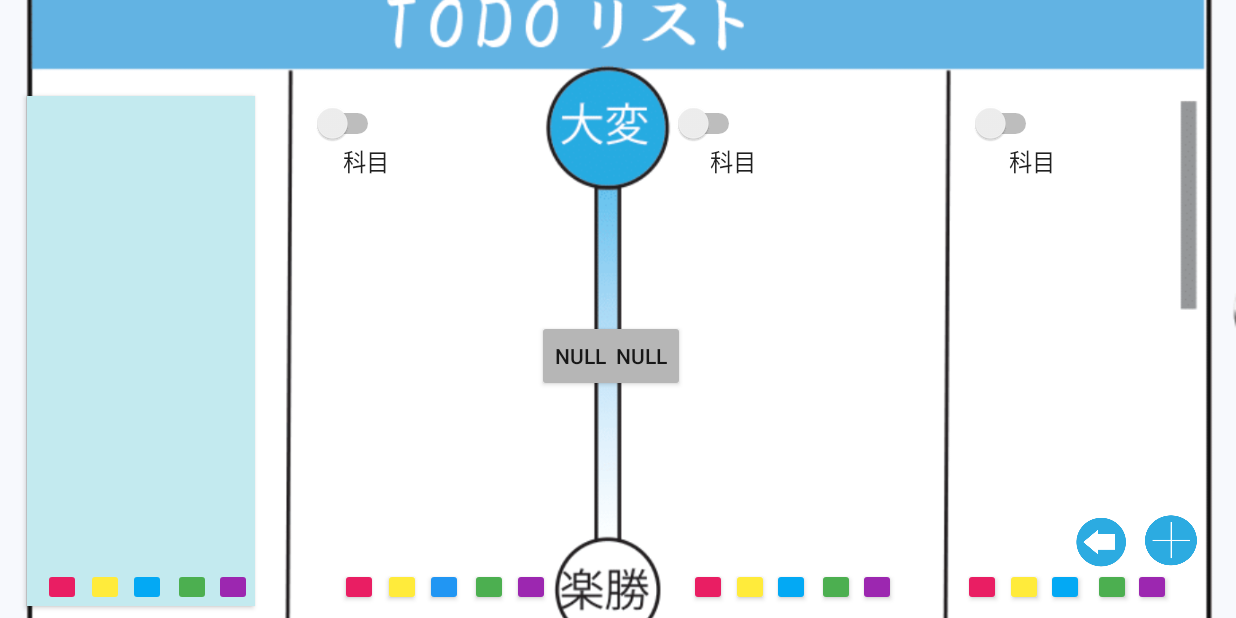
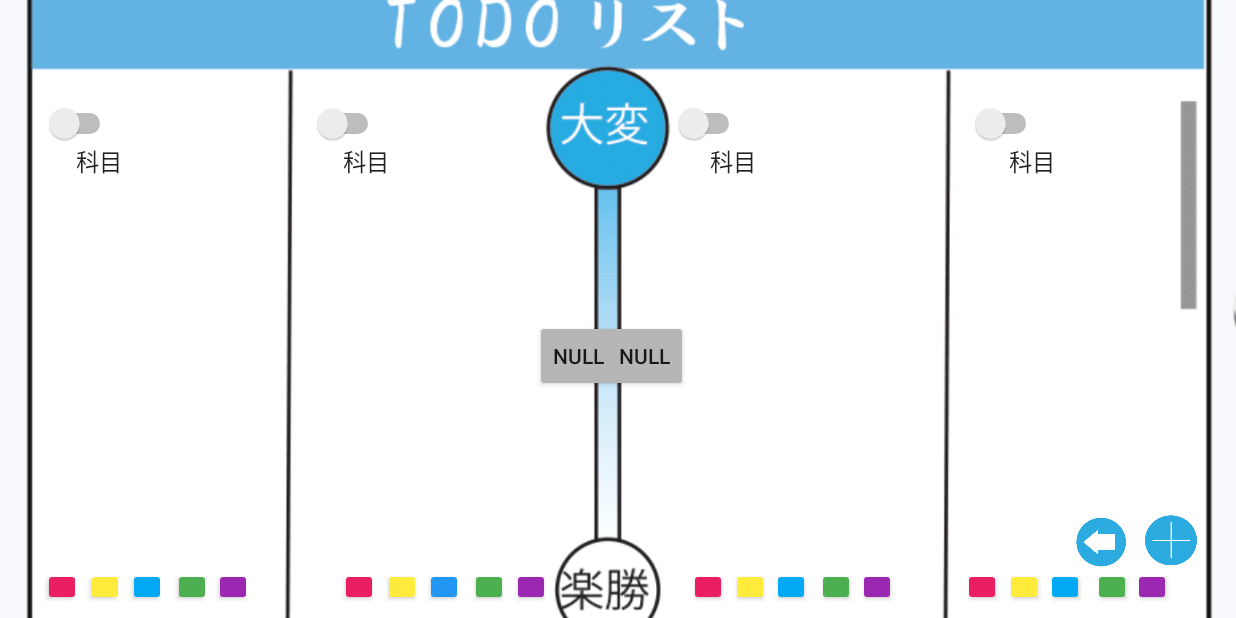
Before and after one commit to KOsyuki/Kakuben_AS, an Android app: the TODOlistActivity screen opened directly, with no data from a screen before it, on a phone screen of 824 x 412 dp (held sideways). Run offline under Robolectric (Android 15) with nearby library versions, the phone set to English and light mode, and no system bars.

Commit message:
デモ2本完成

```diff
--- a/app/src/main/java/com/example/kakuben/MainActivity.kt
+++ b/app/src/main/java/com/example/kakuben/MainActivity.kt
@@ -10,7 +10,6 @@ class MainActivity : AppCompatActivity(), View.OnClickListener {
     override fun onCreate(savedInstanceState: Bundle?) {
         super.onCreate(savedInstanceState)
         setContentView(R.layout.activity_main)
-        immersiveMode()
         findViewById<View>(R.id.start).setOnClickListener(this) //リスナーをボタンに登録
     }
 
@@ -20,12 +19,21 @@ class MainActivity : AppCompatActivity(), View.OnClickListener {
         startActivity(intent) //画面遷移
     }
 
-    //没入モード
-    private fun immersiveMode() {
+    //フルスクリーンモード
+    override fun onWindowFocusChanged(hasFocus: Boolean) {
+        super.onWindowFocusChanged(hasFocus)
+        if (hasFocus) {
+            hideSystemUI()
+        }
+    }
+    private fun hideSystemUI() {
         val decorView = window.decorView
-        decorView.systemUiVisibility = (View.SYSTEM_UI_FLAG_IMMERSIVE
+        decorView.systemUiVisibility = (View.SYSTEM_UI_FLAG_IMMERSIVE_STICKY
                 or View.SYSTEM_UI_FLAG_FULLSCREEN
-                or View.SYSTEM_UI_FLAG_HIDE_NAVIGATION)
+                or View.SYSTEM_UI_FLAG_HIDE_NAVIGATION
+                or View.SYSTEM_UI_FLAG_LAYOUT_STABLE
+                or View.SYSTEM_UI_FLAG_LAYOUT_HIDE_NAVIGATION
+                or View.SYSTEM_UI_FLAG_LAYOUT_FULLSCREEN)
         decorView.setOnSystemUiVisibilityChangeListener { visibility -> // Note that system bars will only be "visible" if none of the
             // LOW_PROFILE, HIDE_NAVIGATION, or FULLSCREEN flags are set.
             if (visibility and View.SYSTEM_UI_FLAG_FULLSCREEN == 0) {
--- a/app/src/main/java/com/example/kakuben/SakuseiActivity.kt
+++ b/app/src/main/java/com/example/kakuben/SakuseiActivity.kt
@@ -11,7 +11,6 @@ class SakuseiActivity : AppCompatActivity() {
     override fun onCreate(savedInstanceState: Bundle?) {
         super.onCreate(savedInstanceState)
         setContentView(R.layout.activity_sakusei)
-        immersiveMode()
 
         //値受け渡し処理
         findViewById<View>(R.id.ok).setOnClickListener {
@@ -30,12 +29,21 @@ class SakuseiActivity : AppCompatActivity() {
         }
     }
 
-    //没入モード
-    private fun immersiveMode() {
+    //フルスクリーンモード
+    override fun onWindowFocusChanged(hasFocus: Boolean) {
+        super.onWindowFocusChanged(hasFocus)
+        if (hasFocus) {
+            hideSystemUI()
+        }
+    }
+    private fun hideSystemUI() {
         val decorView = window.decorView
-        decorView.systemUiVisibility = (View.SYSTEM_UI_FLAG_IMMERSIVE
+        decorView.systemUiVisibility = (View.SYSTEM_UI_FLAG_IMMERSIVE_STICKY
                 or View.SYSTEM_UI_FLAG_FULLSCREEN
-                or View.SYSTEM_UI_FLAG_HIDE_NAVIGATION)
+                or View.SYSTEM_UI_FLAG_HIDE_NAVIGATION
+                or View.SYSTEM_UI_FLAG_LAYOUT_STABLE
+                or View.SYSTEM_UI_FLAG_LAYOUT_HIDE_NAVIGATION
+                or View.SYSTEM_UI_FLAG_LAYOUT_FULLSCREEN)
         decorView.setOnSystemUiVisibilityChangeListener { visibility -> // Note that system bars will only be "visible" if none of the
             // LOW_PROFILE, HIDE_NAVIGATION, or FULLSCREEN flags are set.
             if (visibility and View.SYSTEM_UI_FLAG_FULLSCREEN == 0) {
--- a/app/src/main/java/com/example/kakuben/TODOlistActivity.kt
+++ b/app/src/main/java/com/example/kakuben/TODOlistActivity.kt
@@ -7,8 +7,6 @@ import android.view.MotionEvent
 import android.view.View
 import android.view.View.OnTouchListener
 import android.widget.Button
-import android.widget.ImageButton
-import android.widget.LinearLayout
 import androidx.appcompat.app.AppCompatActivity
 
 class TODOlistActivity : AppCompatActivity(), View.OnClickListener, OnTouchListener {
@@ -17,17 +15,25 @@ class TODOlistActivity : AppCompatActivity(), View.OnClickListener, OnTouchListe
         setContentView(R.layout.activity_todolist)
 
         findViewById<View>(R.id.plus).setOnClickListener(this)
-        immersiveMode()
+
 
         // 作成画面からデータを受け取り表示する
         val intent = intent
         val str = intent.getStringExtra("main_text")
         val str2 = intent.getStringExtra("main2_text")
         val tx = findViewById<Button>(R.id.task1)
-        tx.text = "$str  $str2"
+        tx.text = "$str   $str2"
 
         target1 = findViewById<View>(R.id.task1) as Button
         target1!!.setOnTouchListener(this)
+
+
+        val b2 = findViewById<Button>(R.id.button2)
+        b2.visibility = View.GONE
+        val ao = findViewById<Button>(R.id.button22)
+        ao.setOnClickListener{
+            b2.visibility = View.VISIBLE
+        }
     }
 
     //画面遷移処理
@@ -36,12 +42,21 @@ class TODOlistActivity : AppCompatActivity(), View.OnClickListener, OnTouchListe
         startActivity(intent) //画面遷移
     }
 
-    //没入モード
-    private fun immersiveMode() {
+    //フルスクリーンモード
+    override fun onWindowFocusChanged(hasFocus: Boolean) {
+        super.onWindowFocusChanged(hasFocus)
+        if (hasFocus) {
+            hideSystemUI()
+        }
+    }
+    private fun hideSystemUI() {
         val decorView = window.decorView
-        decorView.systemUiVisibility = (View.SYSTEM_UI_FLAG_IMMERSIVE
+        decorView.systemUiVisibility = (View.SYSTEM_UI_FLAG_IMMERSIVE_STICKY
                 or View.SYSTEM_UI_FLAG_FULLSCREEN
-                or View.SYSTEM_UI_FLAG_HIDE_NAVIGATION)
+                or View.SYSTEM_UI_FLAG_HIDE_NAVIGATION
+                or View.SYSTEM_UI_FLAG_LAYOUT_STABLE
+                or View.SYSTEM_UI_FLAG_LAYOUT_HIDE_NAVIGATION
+                or View.SYSTEM_UI_FLAG_LAYOUT_FULLSCREEN)
         decorView.setOnSystemUiVisibilityChangeListener { visibility -> // Note that system bars will only be "visible" if none of the
             // LOW_PROFILE, HIDE_NAVIGATION, or FULLSCREEN flags are set.
             if (visibility and View.SYSTEM_UI_FLAG_FULLSCREEN == 0) {
--- a/app/src/main/res/layout/activity_todolist.xml
+++ b/app/src/main/res/layout/activity_todolist.xml
@@ -25,10 +25,10 @@
         android:id="@+id/button2"
         android:layout_width="152dp"
         android:layout_height="340dp"
-        android:background="#C3EAEF"
+        android:background="#CDE8EC"
         app:layout_constraintBottom_toBottomOf="parent"
         app:layout_constraintEnd_toEndOf="@+id/imageView"
-        app:layout_constraintHorizontal_bias="0.027"
+        app:layout_constraintHorizontal_bias="0.03"
         app:layout_constraintStart_toStartOf="parent"
         app:layout_constraintTop_toTopOf="@+id/imageView"
         app:layout_constraintVertical_bias="0.887" />
@@ -72,7 +72,8 @@
         app:layout_constraintHorizontal_bias="0.059"
         app:layout_constraintStart_toStartOf="@+id/imageView"
         app:layout_constraintTop_toTopOf="@+id/imageView"
-        app:layout_constraintVertical_bias="0.245" />
+        app:layout_constraintVertical_bias="0.245"
+        android:elevation="2dp"/>
 
     <Spinner
         android:id="@+id/spinner2"
@@ -84,7 +85,8 @@
         app:layout_constraintHorizontal_bias="0.303"
         app:layout_constraintStart_toStartOf="@+id/imageView"
         app:layout_constraintTop_toTopOf="@+id/imageView"
-        app:layout_constraintVertical_bias="0.245" />
+        app:layout_constraintVertical_bias="0.245"
+        android:elevation="2dp"/>
 
     <Spinner
         android:id="@+id/spinner3"
@@ -96,7 +98,8 @@
         app:layout_constraintHorizontal_bias="0.639"
         app:layout_constraintStart_toStartOf="@+id/imageView"
         app:layout_constraintTop_toTopOf="@+id/imageView"
-        app:layout_constraintVertical_bias="0.245" />
+        app:layout_constraintVertical_bias="0.245"
+        android:elevation="2dp"/>
 
     <Spinner
         android:id="@+id/spinner4"
@@ -108,7 +111,8 @@
         app:layout_constraintHorizontal_bias="0.913"
         app:layout_constraintStart_toStartOf="@+id/imageView"
         app:layout_constraintTop_toTopOf="@+id/imageView"
-        app:layout_constraintVertical_bias="0.245" />
+        app:layout_constraintVertical_bias="0.245"
+        android:elevation="2dp"/>
 
     <Switch
         android:id="@+id/switch1"
@@ -120,7 +124,8 @@
         app:layout_constraintStart_toStartOf="@+id/imageView"
         app:layout_constraintTop_toTopOf="@+id/imageView"
         app:layout_constraintVertical_bias="0.179"
-        tools:ignore="MissingConstraints" />
+        tools:ignore="MissingConstraints"
+        android:elevation="2dp"/>
 
     <Switch
         android:id="@+id/switch2"
@@ -132,7 +137,8 @@
         app:layout_constraintStart_toStartOf="@+id/imageView"
         app:layout_constraintTop_toTopOf="@+id/imageView"
         app:layout_constraintVertical_bias="0.179"
-        tools:ignore="MissingConstraints" />
+        tools:ignore="MissingConstraints"
+        android:elevation="2dp"/>
 
     <Switch
         android:id="@+id/switch3"
@@ -144,7 +150,8 @@
         app:layout_constraintStart_toStartOf="@+id/imageView"
         app:layout_constraintTop_toTopOf="@+id/imageView"
         app:layout_constraintVertical_bias="0.179"
-        tools:ignore="MissingConstraints" />
+        tools:ignore="MissingConstraints"
+        android:elevation="2dp"/>
 
     <Switch
         android:id="@+id/switch4"
@@ -156,7 +163,8 @@
         app:layout_constraintStart_toStartOf="@+id/imageView"
         app:layout_constraintTop_toTopOf="@+id/imageView"
         app:layout_constraintVertical_bias="0.179"
-        tools:ignore="MissingConstraints" />
+        tools:ignore="MissingConstraints"
+        android:elevation="2dp"/>
 
     <Button
         android:id="@+id/button"
@@ -169,7 +177,8 @@
         app:layout_constraintHorizontal_bias="0.036"
         app:layout_constraintStart_toStartOf="@+id/imageView"
         app:layout_constraintTop_toTopOf="@+id/imageView"
-        app:layout_constraintVertical_bias="0.979" />
+        app:layout_constraintVertical_bias="0.979"
+        android:elevation="2dp"/>
 
     <Button
         android:id="@+id/button22"
@@ -182,7 +191,8 @@
         app:layout_constraintHorizontal_bias="0.107"
         app:layout_constraintStart_toStartOf="@+id/imageView"
         app:layout_constraintTop_toTopOf="@+id/imageView"
-        app:layout_constraintVertical_bias="0.979" />
+        app:layout_constraintVertical_bias="0.979"
+        android:elevation="2dp"/>
 
     <Button
         android:id="@+id/button23"
@@ -195,7 +205,8 @@
         app:layout_constraintHorizontal_bias="0.144"
         app:layout_constraintStart_toStartOf="@+id/imageView"
         app:layout_constraintTop_toTopOf="@+id/imageView"
-        app:layout_constraintVertical_bias="0.979" />
+        app:layout_constraintVertical_bias="0.979"
+        android:elevation="2dp"/>
 
     <Button
         android:id="@+id/button24"
@@ -208,7 +219,8 @@
         app:layout_constraintHorizontal_bias="0.179"
         app:layout_constraintStart_toStartOf="@+id/imageView"
         app:layout_constraintTop_toTopOf="@+id/imageView"
-        app:layout_constraintVertical_bias="0.979" />
+        app:layout_constraintVertical_bias="0.979"
+        android:elevation="2dp"/>
 
     <Button
         android:id="@+id/button21"
@@ -221,7 +233,8 @@
         app:layout_constraintHorizontal_bias="0.072"
         app:layout_constraintStart_toStartOf="@+id/imageView"
         app:layout_constraintTop_toTopOf="@+id/imageView"
-        app:layout_constraintVertical_bias="0.979" />
+        app:layout_constraintVertical_bias="0.979"
+        android:elevation="2dp"/>
 
     <Button
         android:id="@+id/button25"
@@ -234,7 +247,8 @@
         app:layout_constraintHorizontal_bias="0.284"
         app:layout_constraintStart_toStartOf="@+id/imageView"
         app:layout_constraintTop_toTopOf="@+id/imageView"
-        app:layout_constraintVertical_bias="0.979" />
+        app:layout_constraintVertical_bias="0.979"
+        android:elevation="2dp"/>
 
     <Button
         android:id="@+id/button29"
@@ -247,7 +261,8 @@
         app:layout_constraintHorizontal_bias="0.427"
         app:layout_constraintStart_toStartOf="@+id/imageView"
         app:layout_constraintTop_toTopOf="@+id/imageView"
-        app:layout_constraintVertical_bias="0.979" />
+        app:layout_constraintVertical_bias="0.979"
+        android:elevation="2dp"/>
 
     <Button
         android:id="@+id/button27"
@@ -260,7 +275,8 @@
         app:layout_constraintHorizontal_bias="0.355"
         app:layout_constraintStart_toStartOf="@+id/imageView"
         app:layout_constraintTop_toTopOf="@+id/imageView"
-        app:layout_constraintVertical_bias="0.979" />
+        app:layout_constraintVertical_bias="0.979"
+        android:elevation="2dp"/>
 
     <Button
         android:id="@+id/button28"
@@ -273,7 +289,8 @@
         app:layout_constraintHorizontal_bias="0.392"
         app:layout_constraintStart_toStartOf="@+id/imageView"
         app:layout_constraintTop_toTopOf="@+id/imageView"
-        app:layout_constraintVertical_bias="0.979" />
+        app:layout_constraintVertical_bias="0.979"
+        android:elevation="2dp"/>
 
     <Button
         android:id="@+id/button26"
@@ -286,7 +303,8 @@
         app:layout_constraintHorizontal_bias="0.32"
         app:layout_constraintStart_toStartOf="@+id/imageView"
         app:layout_constraintTop_toTopOf="@+id/imageView"
-        app:layout_constraintVertical_bias="0.979" />
+        app:layout_constraintVertical_bias="0.979"
+        android:elevation="2dp"/>
 
     <Button
         android:id="@+id/button30"
@@ -299,7 +317,8 @@
         app:layout_constraintHorizontal_bias="0.575"
         app:layout_constraintStart_toStartOf="@+id/imageView"
         app:layout_constraintTop_toTopOf="@+id/imageView"
-        app:layout_constraintVertical_bias="0.979" />
+        app:layout_constraintVertical_bias="0.979"
+        android:elevation="2dp"/>
 
     <Button
         android:id="@+id/button33"
@@ -312,7 +331,8 @@
         app:layout_constraintHorizontal_bias="0.716"
         app:layout_constraintStart_toStartOf="@+id/imageView"
         app:layout_constraintTop_toTopOf="@+id/imageView"
-        app:layout_constraintVertical_bias="0.979" />
+        app:layout_constraintVertical_bias="0.979"
+        android:elevation="2dp"/>
 
     <Button
         android:id="@+id/button32"
@@ -325,7 +345,8 @@
         app:layout_constraintHorizontal_bias="0.682"
         app:layout_constraintStart_toStartOf="@+id/imageView"
         app:layout_constraintTop_toTopOf="@+id/imageView"
-        app:layout_constraintVertical_bias="0.979" />
+        app:layout_constraintVertical_bias="0.979"
+        android:elevation="2dp"/>
 
     <Button
         android:id="@+id/button34"
@@ -338,7 +359,8 @@
         app:layout_constraintHorizontal_bias="0.61"
         app:layout_constraintStart_toStartOf="@+id/imageView"
         app:layout_constraintTop_toTopOf="@+id/imageView"
-        app:layout_constraintVertical_bias="0.979" />
+        app:layout_constraintVertical_bias="0.979"
+        android:elevation="2dp"/>
 
     <Button
         android:id="@+id/button31"
@@ -351,7 +373,8 @@
         app:layout_constraintHorizontal_bias="0.644"
         app:layout_constraintStart_toStartOf="@+id/imageView"
         app:layout_constraintTop_toTopOf="@+id/imageView"
-        app:layout_constraintVertical_bias="0.979" />
+        app:layout_constraintVertical_bias="0.979"
+        android:elevation="2dp"/>
 
     <Button
         android:id="@+id/button35"
@@ -364,7 +387,8 @@
         app:layout_constraintHorizontal_bias="0.804"
         app:layout_constraintStart_toStartOf="@+id/imageView"
         app:layout_constraintTop_toTopOf="@+id/imageView"
-        app:layout_constraintVertical_bias="0.979" />
+        app:layout_constraintVertical_bias="0.979"
+        android:elevation="2dp"/>
 
     <Button
         android:id="@+id/button36"
@@ -377,7 +401,8 @@
         app:layout_constraintHorizontal_bias="0.873"
         app:layout_constraintStart_toStartOf="@+id/imageView"
         app:layout_constraintTop_toTopOf="@+id/imageView"
-        app:layout_constraintVertical_bias="0.979" />
+        app:layout_constraintVertical_bias="0.979"
+        android:elevation="2dp"/>
 
     <Button
         android:id="@+id/button38"
@@ -390,7 +415,8 @@
         app:layout_constraintHorizontal_bias="0.946"
         app:layout_constraintStart_toStartOf="@+id/imageView"
         app:layout_constraintTop_toTopOf="@+id/imageView"
-        app:layout_constraintVertical_bias="0.979" />
+        app:layout_constraintVertical_bias="0.979"
+        android:elevation="2dp"/>
 
     <Button
         android:id="@+id/button39"
@@ -403,7 +429,8 @@
         app:layout_constraintHorizontal_bias="0.839"
         app:layout_constraintStart_toStartOf="@+id/imageView"
         app:layout_constraintTop_toTopOf="@+id/imageView"
-        app:layout_constraintVertical_bias="0.979" />
+        app:layout_constraintVertical_bias="0.979"
+        android:elevation="2dp"/>
 
     <Button
         android:id="@+id/button37"
@@ -416,7 +443,8 @@
         app:layout_constraintHorizontal_bias="0.912"
         app:layout_constraintStart_toStartOf="@+id/imageView"
         app:layout_constraintTop_toTopOf="@+id/imageView"
-        app:layout_constraintVertical_bias="0.979" />
+        app:layout_constraintVertical_bias="0.979"
+        android:elevation="2dp"/>
 
     <ImageButton
         android:id="@+id/imageButton"
```
